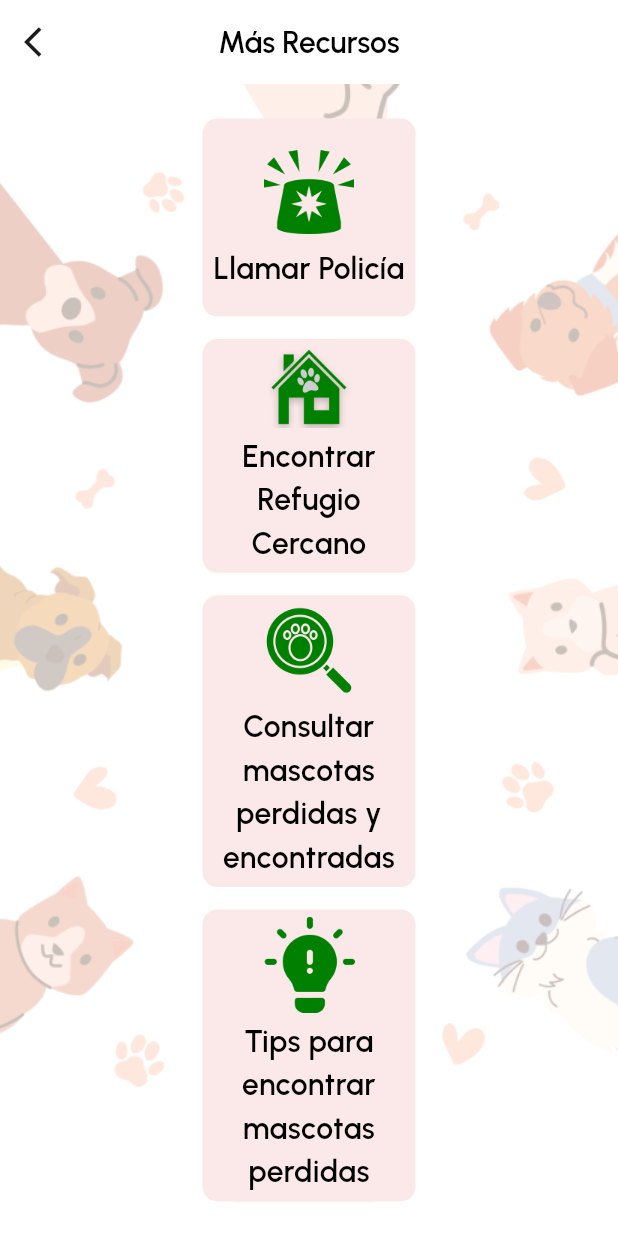
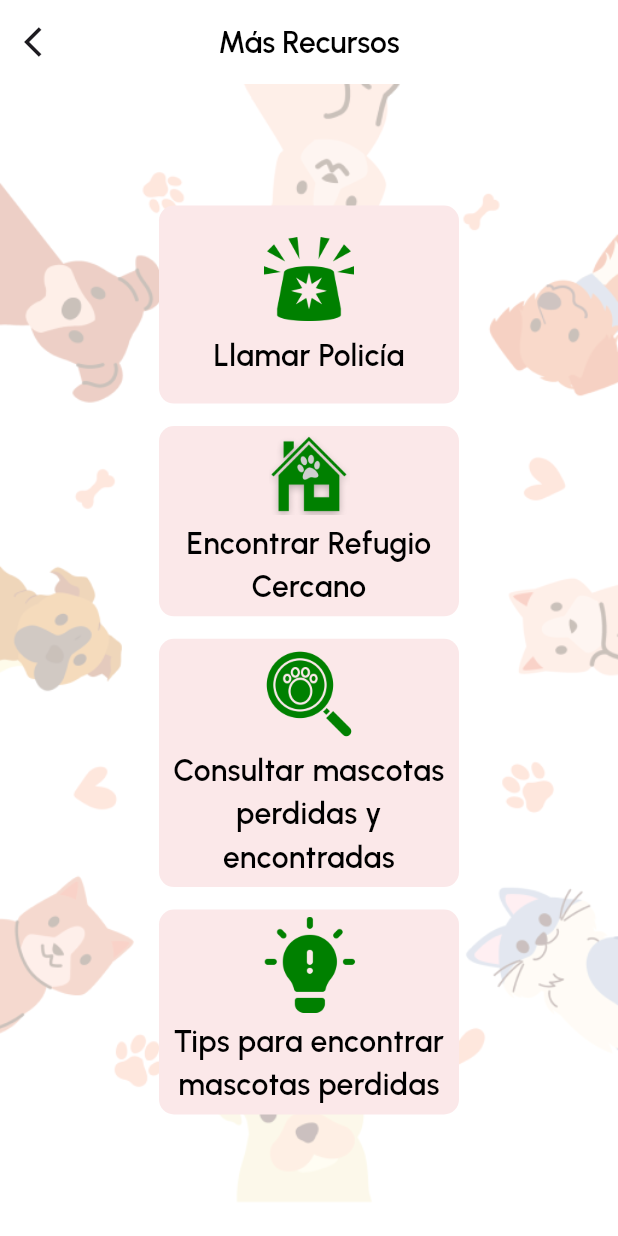
Before and after one commit to bdCalling-Sdt-hub/pet_app_extended, a Flutter app: the ResourcesView screen opened directly, after a tap on the "arrow back ios" icon, on a phone screen of 412 x 824 dp. Run offline on Flutter 3.47's test engine with Material 3 defaults, Android fonts, the light colour scheme and no system bars; our stand-ins replace cached_network_image, connectivity_plus, dotted_border, flutter_dotenv, flutter_image_compress, flutter_screenutil and 16 more; missing offline and left inert: flutter_phone_direct_caller; accounts and stored records are empty; network calls fail.

Commit message:
final updating finished

```diff
--- a/lib/views/screens/resources/resources_view.dart
+++ b/lib/views/screens/resources/resources_view.dart
@@ -1,5 +1,6 @@
 import 'package:felpus/controllers/GoogleMapControllers/nearby_map_controller.dart';
 import 'package:felpus/controllers/message_controller.dart';
+import 'package:felpus/helpers/prefs_helper.dart';
 import 'package:felpus/utils/app_color/app_colors.dart';
 import 'package:felpus/utils/app_text_style/styles.dart';
 import 'package:felpus/utils/size_box/custom_sizebox.dart';
@@ -126,7 +127,7 @@ class ResourcesView extends StatelessWidget {
                     },
                     child: Obx(() => Container(
                       height: 132,
-                      width: 142,
+                      width: PrefsHelper.localizationCountryCode == "ES"?  200 : 142,
                       decoration: BoxDecoration(
                           borderRadius: BorderRadius.circular(10),
                           color: isCallFiremanTapped.value? AppColors.mainColor : AppColors.pinkExtraLight
@@ -159,7 +160,7 @@ class ResourcesView extends StatelessWidget {
                       Get.to(()=> NearbyMapScreen());
                     },
                     child: Obx(() => Container(
-                      width: 142,
+                      width: PrefsHelper.localizationCountryCode == "ES"?  200 : 142,
                       padding: EdgeInsets.symmetric(vertical: 4.h),
                       decoration: BoxDecoration(
                           borderRadius: BorderRadius.circular(10),
@@ -192,7 +193,7 @@ class ResourcesView extends StatelessWidget {
                     },
                     child: Obx(() => Container(
                       padding: EdgeInsets.symmetric(vertical: 4.h),
-                      width: 142,
+                      width: PrefsHelper.localizationCountryCode == "ES"?  200 :142,
                       decoration: BoxDecoration(
                           borderRadius: BorderRadius.circular(10),
                           color: isVetsNearbyTapped.value ? AppColors.mainColor : AppColors.pinkExtraLight
@@ -309,7 +310,7 @@ class ResourcesView extends StatelessWidget {
                       }
                     },
                     child: Obx(() => Container(
-                      width: 142,
+                      width: PrefsHelper.localizationCountryCode == "ES"?  200 : 142,
                       padding: EdgeInsets.symmetric(vertical: 4.h),
                       decoration: BoxDecoration(
                           borderRadius: BorderRadius.circular(10),
```
